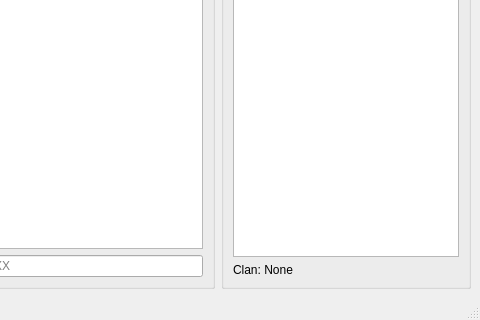
alphaonex86/CatchChallenger, file tools/bot-actions/SocialChat.ui: the form before one commit; both pictures show x 842 to 1322 and y 446 to 766 of the 1322 by 766 pixel window.
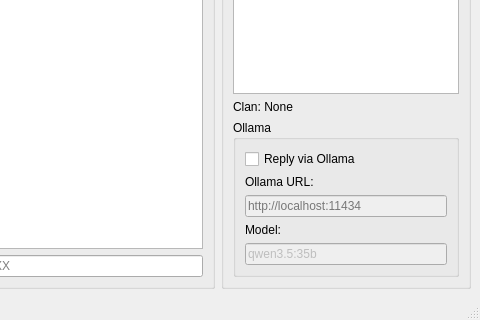
The form after the commit. Icons and pictures are not drawn.

```diff
--- a/tools/bot-actions/SocialChat.ui
+++ b/tools/bot-actions/SocialChat.ui
@@ -202,6 +202,59 @@
          </property>
         </widget>
        </item>
+       <item>
+        <widget class="QGroupBox" name="groupBoxOllama">
+         <property name="title">
+          <string>Ollama</string>
+         </property>
+         <layout class="QVBoxLayout" name="verticalLayoutOllama">
+          <item>
+           <widget class="QCheckBox" name="checkBoxOllama">
+            <property name="text">
+             <string>Reply via Ollama</string>
+            </property>
+           </widget>
+          </item>
+          <item>
+           <widget class="QLabel" name="labelOllamaUrl">
+            <property name="text">
+             <string>Ollama URL:</string>
+            </property>
+           </widget>
+          </item>
+          <item>
+           <widget class="QLineEdit" name="lineEditOllamaUrl">
+            <property name="placeholderText">
+             <string>http://localhost:11434</string>
+            </property>
+            <property name="enabled">
+             <bool>false</bool>
+            </property>
+           </widget>
+          </item>
+          <item>
+           <widget class="QLabel" name="labelOllamaModel">
+            <property name="text">
+             <string>Model:</string>
+            </property>
+           </widget>
+          </item>
+          <item>
+           <widget class="QLineEdit" name="lineEditOllamaModel">
+            <property name="text">
+             <string>qwen3.5:35b</string>
+            </property>
+            <property name="placeholderText">
+             <string>qwen3.5:35b</string>
+            </property>
+            <property name="enabled">
+             <bool>false</bool>
+            </property>
+           </widget>
+          </item>
+         </layout>
+        </widget>
+       </item>
       </layout>
      </widget>
     </item>
```
